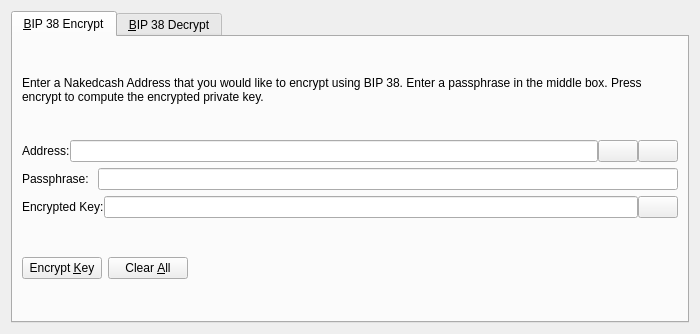
Qt form src/qt/forms/bip38tooldialog.ui (thnass/nakedcash) before a commit.
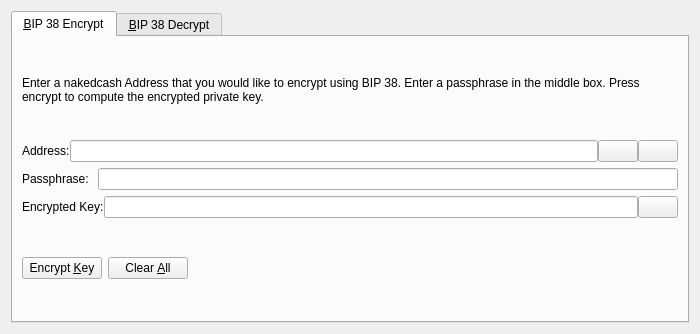
The same form after that commit. The open tabs and pages were chosen to show the change. Icons and pictures are not drawn. Custom widgets are drawn as their Qt base class.

Diff of the .ui file:
```diff
--- a/src/qt/forms/bip38tooldialog.ui
+++ b/src/qt/forms/bip38tooldialog.ui
@@ -30,7 +30,7 @@
        <item>
         <widget class="QLabel" name="infoLabel_ENC">
          <property name="text">
-          <string>Enter a Nakedcash Address that you would like to encrypt using BIP 38. Enter a passphrase in the middle box. Press encrypt to compute the encrypted private key.</string>
+          <string>Enter a nakedcash Address that you would like to encrypt using BIP 38. Enter a passphrase in the middle box. Press encrypt to compute the encrypted private key.</string>
          </property>
          <property name="textFormat">
           <enum>Qt::PlainText</enum>
```
Left out of the diff: 24 changed lines with no effect on the pictures.
